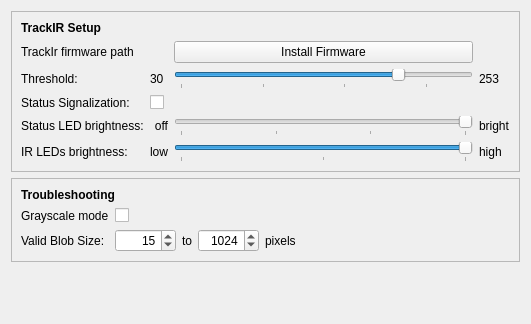
First picture: the form in src/qt_gui/tir_setup.ui, repository mavak/linux-track, before the edit.
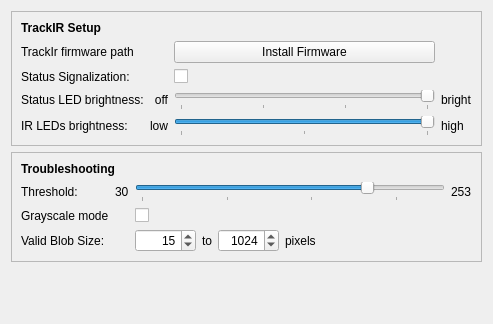
Second picture: the form after the edit.

Commit message: Developer relevant options are now hidden behind LINUXTRACK_DBG=d. Fixed default values of troubleshooting options. Nondefault value of misc troubleshooting options doesn't trigger save prefs dialog on exit. Updated help. GUI cosmetic fixes.

Diff of the .ui file:
```diff
--- a/src/qt_gui/tir_setup.ui
+++ b/src/qt_gui/tir_setup.ui
@@ -6,7 +6,7 @@
    <rect>
     <x>0</x>
     <y>0</y>
-    <width>531</width>
+    <width>493</width>
     <height>324</height>
    </rect>
   </property>
@@ -37,8 +37,8 @@
        </widget>
       </item>
       <item>
-       <layout class="QGridLayout" name="gridLayout_2">
-        <item row="3" column="2">
+       <layout class="QGridLayout" name="gridLayout">
+        <item row="2" column="2">
          <widget class="QSlider" name="TirStatusBright">
           <property name="maximum">
            <number>3</number>
@@ -60,54 +60,87 @@
           </property>
          </widget>
         </item>
-        <item row="1" column="0">
-         <widget class="QLabel" name="Threshold_label">
-          <property name="sizePolicy">
-           <sizepolicy hsizetype="Maximum" vsizetype="Preferred">
-            <horstretch>0</horstretch>
-            <verstretch>0</verstretch>
-           </sizepolicy>
-          </property>
-          <property name="text">
-           <string>Threshold:</string>
-          </property>
-         </widget>
-        </item>
-        <item row="2" column="1">
-         <widget class="QCheckBox" name="TirSignalizeStatus">
-          <property name="text">
-           <string/>
-          </property>
-         </widget>
-        </item>
-        <item row="4" column="0">
+        <item row="3" column="0">
          <widget class="QLabel" name="IRBrightLabel">
           <property name="text">
            <string>IR LEDs brightness:</string>
           </property>
          </widget>
         </item>
-        <item row="4" column="1">
+        <item row="1" column="2">
+         <widget class="QCheckBox" name="TirSignalizeStatus">
+          <property name="text">
+           <string/>
+          </property>
+         </widget>
+        </item>
+        <item row="1" column="0">
+         <widget class="QLabel" name="label_47">
+          <property name="sizePolicy">
+           <sizepolicy hsizetype="Maximum" vsizetype="Preferred">
+            <horstretch>0</horstretch>
+            <verstretch>0</verstretch>
+           </sizepolicy>
+          </property>
+          <property name="text">
+           <string>Status Signalization:</string>
+          </property>
+         </widget>
+        </item>
+        <item row="3" column="1">
          <widget class="QLabel" name="IRBrightLabelLow">
           <property name="text">
            <string>low</string>
           </property>
          </widget>
         </item>
-        <item row="1" column="1">
-         <widget class="QLabel" name="label">
-          <property name="sizePolicy">
-           <sizepolicy hsizetype="Maximum" vsizetype="Preferred">
-            <horstretch>0</horstretch>
-            <verstretch>0</verstretch>
-           </sizepolicy>
+        <item row="2" column="0">
+         <widget class="QLabel" name="StatusBrightLabel">
+          <property name="text">
+           <string>Status LED brightness:</string>
           </property>
+         </widget>
+        </item>
+        <item row="3" column="3">
+         <widget class="QLabel" name="IRBrightLabelHigh">
           <property name="text">
-           <string>30</string>
+           <string>high</string>
           </property>
          </widget>
         </item>
-        <item row="3" column="1">
+        <item row="2" column="3">
+         <widget class="QLabel" name="StatusBrightLabelBright">
+          <property name="text">
+           <string>bright</string>
+          </property>
+         </widget>
+        </item>
+        <item row="3" column="2">
+         <widget class="QSlider" name="TirIrBright">
+          <property name="minimum">
+           <number>5</number>
+          </property>
+          <property name="maximum">
+           <number>7</number>
+          </property>
+          <property name="pageStep">
+           <number>1</number>
+          </property>
+          <property name="value">
+           <number>7</number>
+          </property>
+          <property name="orientation">
+           <enum>Qt::Horizontal</enum>
+          </property>
+          <property name="invertedAppearance">
+           <bool>false</bool>
+          </property>
+          <property name="tickPosition">
+           <enum>QSlider::TicksBelow</enum>
+          </property>
+         </widget>
+        </item>
+        <item row="2" column="1">
          <widget class="QLabel" name="StatusBrightLabelOff">
           <property name="text">
            <string>off</string>
@@ -124,28 +157,85 @@
           </property>
          </widget>
         </item>
-        <item row="4" column="2">
-         <widget class="QSlider" name="TirIrBright">
-          <property name="minimum">
-           <number>5</number>
+        <item row="0" column="2">
+         <widget class="QPushButton" name="TirInstallFirmware">
+          <property name="sizePolicy">
+           <sizepolicy hsizetype="Preferred" vsizetype="Fixed">
+            <horstretch>0</horstretch>
+            <verstretch>0</verstretch>
+           </sizepolicy>
           </property>
-          <property name="maximum">
-           <number>7</number>
+          <property name="text">
+           <string>Install Firmware</string>
           </property>
-          <property name="pageStep">
-           <number>1</number>
+         </widget>
+        </item>
+       </layout>
+      </item>
+     </layout>
+    </widget>
+   </item>
+   <item>
+    <widget class="QFrame" name="frame_2">
+     <property name="frameShape">
+      <enum>QFrame::StyledPanel</enum>
+     </property>
+     <property name="frameShadow">
+      <enum>QFrame::Raised</enum>
+     </property>
+     <layout class="QVBoxLayout" name="verticalLayout_2">
+      <item>
+       <widget class="QLabel" name="label_4">
+        <property name="font">
+         <font>
+          <weight>75</weight>
+          <bold>true</bold>
+         </font>
+        </property>
+        <property name="text">
+         <string>Troubleshooting</string>
+        </property>
+       </widget>
+      </item>
+      <item>
+       <layout class="QGridLayout" name="gridLayout_3">
+        <item row="1" column="0">
+         <widget class="QLabel" name="Threshold_label">
+          <property name="sizePolicy">
+           <sizepolicy hsizetype="Maximum" vsizetype="Preferred">
+            <horstretch>0</horstretch>
+            <verstretch>0</verstretch>
+           </sizepolicy>
           </property>
-          <property name="value">
-           <number>7</number>
+          <property name="text">
+           <string>Threshold:</string>
           </property>
-          <property name="orientation">
-           <enum>Qt::Horizontal</enum>
+         </widget>
+        </item>
+        <item row="3" column="0">
+         <widget class="QLabel" name="label_7">
+          <property name="text">
+           <string>Valid Blob Size:</string>
           </property>
-          <property name="invertedAppearance">
-           <bool>false</bool>
+         </widget>
+        </item>
+        <item row="2" column="0">
+         <widget class="QLabel" name="TirUseGrayscaleLabel">
+          <property name="text">
+           <string>Grayscale mode</string>
           </property>
-          <property name="tickPosition">
-           <enum>QSlider::TicksBelow</enum>
+         </widget>
+        </item>
+        <item row="1" column="1">
+         <widget class="QLabel" name="label">
+          <property name="sizePolicy">
+           <sizepolicy hsizetype="Maximum" vsizetype="Preferred">
+            <horstretch>0</horstretch>
+            <verstretch>0</verstretch>
+           </sizepolicy>
+          </property>
+          <property name="text">
+           <string>30</string>
           </property>
          </widget>
         </item>
@@ -177,26 +267,6 @@
           </property>
          </widget>
         </item>
-        <item row="2" column="0">
-         <widget class="QLabel" name="label_47">
-          <property name="sizePolicy">
-           <sizepolicy hsizetype="Maximum" vsizetype="Preferred">
-            <horstretch>0</horstretch>
-            <verstretch>0</verstretch>
-           </sizepolicy>
-          </property>
-          <property name="text">
-           <string>Status Signalization:</string>
-          </property>
-         </widget>
-        </item>
-        <item row="3" column="0">
-         <widget class="QLabel" name="StatusBrightLabel">
-          <property name="text">
-           <string>Status LED brightness:</string>
-          </property>
-         </widget>
-        </item>
         <item row="1" column="3">
          <widget class="QLabel" name="label_2">
           <property name="sizePolicy">
@@ -210,63 +280,14 @@
           </property>
          </widget>
         </item>
-        <item row="3" column="3">
-         <widget class="QLabel" name="StatusBrightLabelBright">
+        <item row="2" column="2">
+         <widget class="QCheckBox" name="TirUseGrayscale">
           <property name="text">
-           <string>bright</string>
+           <string/>
           </property>
          </widget>
         </item>
-        <item row="4" column="3">
-         <widget class="QLabel" name="IRBrightLabelHigh">
-          <property name="text">
-           <string>high</string>
-          </property>
-         </widget>
-        </item>
-        <item row="0" column="2">
-         <widget class="QPushButton" name="TirInstallFirmware">
-          <property name="sizePolicy">
-           <sizepolicy hsizetype="Preferred" vsizetype="Fixed">
-            <horstretch>0</horstretch>
-            <verstretch>0</verstretch>
-           </sizepolicy>
-          </property>
-          <property name="text">
-           <string>Install Firmware</string>
-          </property>
-         </widget>
-        </item>
-       </layout>
-      </item>
-     </layout>
-    </widget>
-   </item>
-   <item>
-    <widget class="QFrame" name="frame_2">
-     <property name="frameShape">
-      <enum>QFrame::StyledPanel</enum>
-     </property>
-     <property name="frameShadow">
-      <enum>QFrame::Raised</enum>
-     </property>
-     <layout class="QVBoxLayout" name="verticalLayout_2">
-      <item>
-       <widget class="QLabel" name="label_4">
-        <property name="font">
-         <font>
-          <weight>75</weight>
-          <bold>true</bold>
-         </font>
-        </property>
-        <property name="text">
-         <string>Troubleshooting</string>
-        </property>
-       </widget>
-      </item>
-      <item>
-       <layout class="QGridLayout" name="gridLayout_3">
-        <item row="2" column="1">
+        <item row="3" column="2">
          <layout class="QHBoxLayout" name="horizontalLayout">
           <item>
            <widget class="QSpinBox" name="TirMinBlob">
@@ -341,27 +362,6 @@
           </item>
          </layout>
         </item>
-        <item row="2" column="0">
-         <widget class="QLabel" name="label_7">
-          <property name="text">
-           <string>Valid Blob Size:</string>
-          </property>
-         </widget>
-        </item>
-        <item row="1" column="0">
-         <widget class="QLabel" name="TirUseGrayscaleLabel">
-          <property name="text">
-           <string>Grayscale mode</string>
-          </property>
-         </widget>
-        </item>
-        <item row="1" column="1">
-         <widget class="QCheckBox" name="TirUseGrayscale">
-          <property name="text">
-           <string/>
-          </property>
-         </widget>
-        </item>
        </layout>
       </item>
      </layout>
```
Left out of the diff: 6 changed lines with no effect on the pictures. The commit also changes 10 other files.
